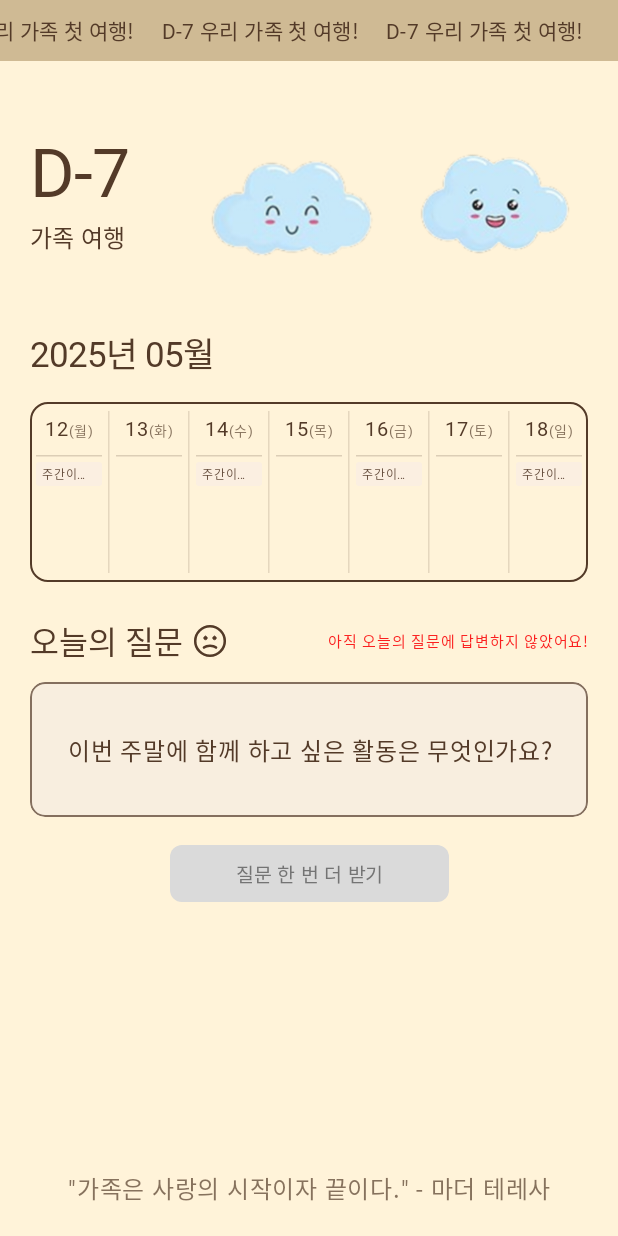
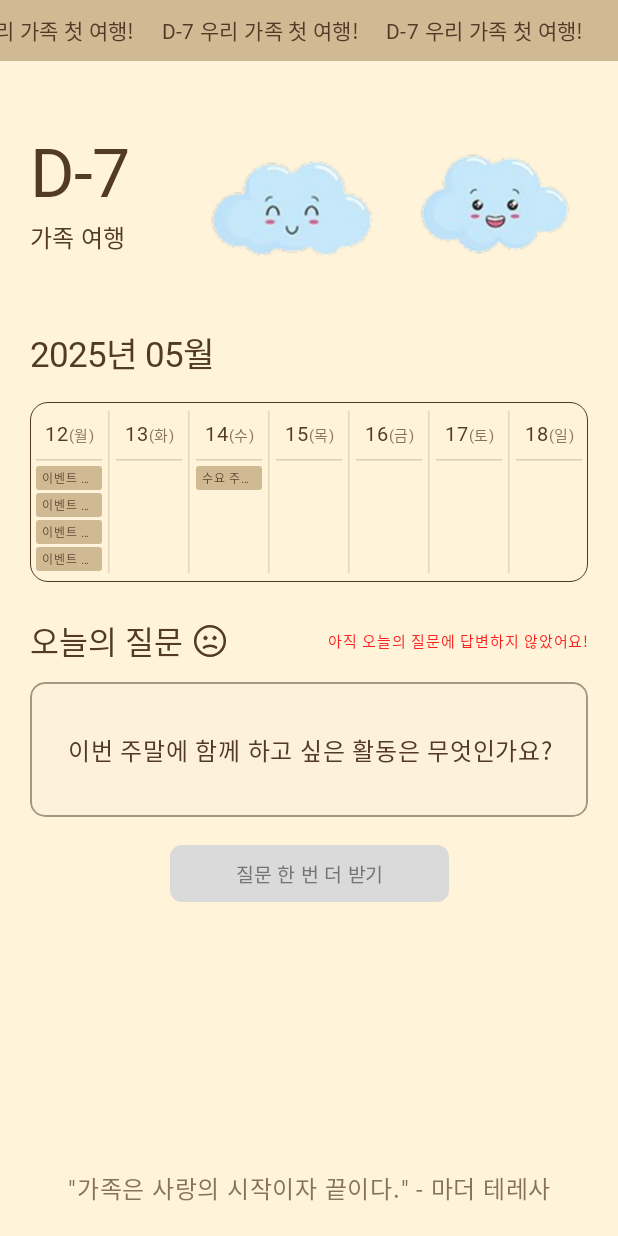
Before and after one commit to sujinhyeon/swusoftware, an Android app built with Jetpack Compose: the @Preview function DefaultHomeScreenWeeklyPreview, on a phone screen of 412 x 824 dp. Run offline under Robolectric (Android 15) with nearby library versions, the phone set to English and light mode, and no system bars; Roboto replaces fonts that are not available here.

Commit message:
홈화면 90% 구현 완료
세부 기능 수정 및 디자인 디테일

```diff
--- a/app/src/main/java/com/example/daytogether/ui/home/HomeScreen.kt
+++ b/app/src/main/java/com/example/daytogether/ui/home/HomeScreen.kt
@@ -323,14 +323,33 @@ fun HomeScreen() {
 @Composable
 fun DefaultHomeScreenWeeklyPreview() {
     DaytogetherTheme {
-        val today = LocalDate.now()
+        val today = LocalDate.now() // 현재 날짜 (2025년 5월 15일 목요일)
+
+        // 4개의 이벤트를 포함할 샘플 이벤트 리스트
+        val fourEventsSample = listOf(
+            CalendarEvent(description = "이벤트 1: 아침 회의"),
+            CalendarEvent(description = "이벤트 2: 점심 약속"),
+            CalendarEvent(description = "이벤트 3: 프로젝트 작업"),
+            CalendarEvent(description = "이벤트 4: 저녁 운동")
+        )
+
         val previewWeeklyData = (0..6).map { dayOffset ->
-            val date = today.with(JavaDayOfWeek.MONDAY).plusDays(dayOffset.toLong())
+            val date = today.with(JavaDayOfWeek.MONDAY).plusDays(dayOffset.toLong()) // 이번 주 월요일부터 시작
+
+            // 첫 번째 날짜(월요일, dayOffset == 0)에만 4개의 이벤트를 넣고,
+            // 세 번째 날짜(수요일, dayOffset == 2)에는 1개의 이벤트를 넣어 비교
+            // 다른 날들은 기존 로직 유지 또는 빈 이벤트로 설정
+            val eventsForThisDay = when (dayOffset) {
+                0 -> fourEventsSample // 월요일에 4개 이벤트
+                2 -> listOf(CalendarEvent(description = "수요 주간이벤트")) // 수요일에 1개 이벤트
+                else -> emptyList() // 나머지 요일은 이벤트 없음 (또는 기존 로직: if(dayOffset % 2 == 0) ...)
+            }
+
             WeeklyCalendarDay(
                 date = date.dayOfMonth.toString(),
                 dayOfWeek = date.dayOfWeek.getDisplayName(TextStyle.SHORT, Locale.KOREAN),
                 isToday = date.isEqual(today),
-                events = if(dayOffset % 2 == 0) listOf(CalendarEvent(description = "주간이벤트")) else emptyList()
+                events = eventsForThisDay // 수정된 이벤트 리스트 사용
             )
         }
         ActualHomeScreenContent(
@@ -342,9 +361,12 @@ fun DefaultHomeScreenWeeklyPreview() {
             currentYearMonthFormatted = YearMonth.now().format(DateTimeFormatter.ofPattern("yyyy년 MM월", Locale.KOREAN)),
             isMonthlyView = false,
             selectedDateForDetails = null,
+            // eventsByDate는 주간 뷰에서는 직접 사용되지 않고 weeklyCalendarData를 통해 전달됩니다.
+            // 필요하다면 이 부분도 weeklyCalendarData와 일관성 있게 맞출 수 있지만,
+            // WeeklyCalendarView는 weeklyCalendarData.events를 직접 사용하므로 이 부분 수정은 필수는 아닙니다.
             eventsByDate = mapOf(
-                today.plusDays(1) to listOf(CalendarEvent(description = "미리보기 주간 이벤트 1")),
-                today.plusDays(3) to listOf(CalendarEvent(description = "미리보기 주간 이벤트 2"))
+                today.with(JavaDayOfWeek.MONDAY) to fourEventsSample, // 월요일 이벤트
+                today.with(JavaDayOfWeek.MONDAY).plusDays(2) to listOf(CalendarEvent(description = "수요 주간이벤트")) // 수요일 이벤트
             ),
             weeklyCalendarData = previewWeeklyData,
             isQuestionAnsweredByAll = false,
@@ -364,6 +386,7 @@ fun DefaultHomeScreenWeeklyPreview() {
         )
     }
 }
+
 
 @Preview(showBackground = true, name = "홈 (월간 뷰)", widthDp = 390, heightDp = 844)
 @Composable
--- a/app/src/main/java/com/example/daytogether/ui/home/composables/DayCellNew.kt
+++ b/app/src/main/java/com/example/daytogether/ui/home/composables/DayCellNew.kt
@@ -1,5 +1,8 @@
 package com.example.daytogether.ui.home.composables
 
+import androidx.compose.ui.tooling.preview.Preview // Preview 사용시
+import androidx.compose.runtime.Composable
+import com.example.daytogether.ui.theme.DaytogetherTheme // 사용자 정의 테마
 import androidx.compose.foundation.background
 import androidx.compose.foundation.layout.Arrangement
 import androidx.compose.foundation.layout.Column
@@ -10,7 +13,6 @@ import androidx.compose.foundation.shape.RoundedCornerShape
 import androidx.compose.material3.HorizontalDivider
 import androidx.compose.material3.MaterialTheme
 import androidx.compose.material3.Text
-import androidx.compose.runtime.Composable
 import androidx.compose.ui.Alignment
 import androidx.compose.ui.Modifier
 import androidx.compose.ui.text.SpanStyle
@@ -23,27 +25,33 @@ import androidx.compose.ui.unit.dp
 import androidx.compose.ui.unit.sp
 import com.example.daytogether.data.model.CalendarEvent // CalendarEvent 모델 클래스 import
 import com.example.daytogether.data.model.WeeklyCalendarDay // WeeklyCalendarDay 모델 클래스 import
+import com.example.daytogether.ui.theme.AnniversaryBoardBackground // <<< 수정된 배경색 import (이미 같은 패키지라 자동 인식될 수 있음)
 import com.example.daytogether.ui.theme.TextPrimary // TextPrimary 테마 색상 import
+import androidx.compose.foundation.layout.Spacer
+import androidx.compose.foundation.layout.height
 
 @Composable
 fun DayCellNew(
     dateData: WeeklyCalendarDay,
     modifier: Modifier = Modifier
-    // 만약 날짜 셀 클릭 이벤트를 추가하고 싶다면 여기에 onClick: () -> Unit 파라미터를 추가할 수 있습니다.
 ) {
     Column(
         horizontalAlignment = Alignment.CenterHorizontally,
         modifier = modifier
-            .fillMaxHeight() // 부모 Row의 높이를 따름
-            .padding(horizontal = 4.dp, vertical = 6.dp), // 셀 내부 상하 패딩 조정
-        verticalArrangement = Arrangement.Top
+            .fillMaxHeight()
+            // horizontal 패딩을 늘려서 셀 내부의 좌우 여백을 더 줍니다. (예: 4.dp -> 6.dp 또는 8.dp)
+            .padding(horizontal = 4.dp, vertical = 4.dp), // vertical 패딩도 유지하거나 조절
+        verticalArrangement = Arrangement.Top // 최상단 정렬은 유지
     ) {
+        // 날짜(요일) 텍스트와 셀 상단 사이에 약간의 여백을 추가하여 아래로 내립니다.
+        Spacer(modifier = Modifier.height(5.dp)) // << 추가: 상단 여백 (원하는 만큼 조절)
+
         // 상단: "숫자(요일)" 헤더
         val annotatedDateString = buildAnnotatedString {
             withStyle(style = SpanStyle(fontSize = 13.sp, color = TextPrimary, fontWeight = FontWeight.SemiBold)) {
                 append(dateData.date)
             }
-            withStyle(style = SpanStyle(fontSize = 9.sp, color = TextPrimary.copy(alpha = 0.7f))) {
+            withStyle(style = SpanStyle(fontSize = 10.sp, color = TextPrimary.copy(alpha = 0.7f))) {
                 append("(${dateData.dayOfWeek})")
             }
         }
@@ -52,27 +60,27 @@ fun DayCellNew(
             textAlign = TextAlign.Center,
             modifier = Modifier
                 .fillMaxWidth()
-                .padding(bottom = 2.dp) // 헤더와 구분선 사이 간격
+                .padding(bottom = 1.dp)
         )
 
         // 가로 구분선
         HorizontalDivider(
             modifier = Modifier
                 .fillMaxWidth()
-                .padding(vertical = 3.dp), // 구분선 위아래 간격 조정
+                .padding(vertical = 3.dp),
             thickness = 1.dp,
             color = TextPrimary.copy(alpha = 0.2f)
         )
 
-        // 하단: 이벤트 목록 (최대 3개)
+        // 하단: 이벤트 목록 (최대 4개)
         Column(
             modifier = Modifier
-                .weight(1f) // 남은 공간을 모두 차지하도록
+                .weight(1f)
                 .fillMaxWidth(),
             horizontalAlignment = Alignment.Start,
-            verticalArrangement = Arrangement.spacedBy(2.dp) // 이벤트 간 수직 간격
+            verticalArrangement = Arrangement.spacedBy(2.dp)
         ) {
-            dateData.events.take(3).forEach { event -> // 최대 3개의 이벤트 표시
+            dateData.events.take(4).forEach { event ->
                 Text(
                     text = event.description,
                     color = MaterialTheme.colorScheme.primary.copy(alpha = 0.9f),
@@ -81,8 +89,8 @@ fun DayCellNew(
                     overflow = TextOverflow.Ellipsis,
                     modifier = Modifier
                         .fillMaxWidth()
-                        .background(MaterialTheme.colorScheme.primaryContainer.copy(alpha = 0.2f), RoundedCornerShape(2.dp))
-                        .padding(horizontal = 4.dp, vertical = 2.dp) // 이벤트 내부 패딩
+                        .background(AnniversaryBoardBackground, RoundedCornerShape(2.dp))
+                        .padding(horizontal = 4.dp, vertical = 2.dp)
                 )
             }
         }
--- a/app/src/main/java/com/example/daytogether/ui/home/composables/TodayQuestionCard.kt
+++ b/app/src/main/java/com/example/daytogether/ui/home/composables/TodayQuestionCard.kt
@@ -24,8 +24,8 @@ fun TodayQuestionContentCard(questionText: String, modifier: Modifier = Modifier
             .fillMaxWidth()
             .defaultMinSize(minHeight = 90.dp)
             .clip(RoundedCornerShape(10.dp))
-            .background(MaterialTheme.colorScheme.surfaceVariant.copy(alpha=0.3f))
-            .border(BorderStroke(1.dp, TextPrimary.copy(alpha = 0.7f)), RoundedCornerShape(10.dp)),
+            .background(MaterialTheme.colorScheme.surfaceVariant.copy(alpha=0.1f))
+            .border(BorderStroke(1.dp, TextPrimary.copy(alpha = 0.5f)), RoundedCornerShape(10.dp)),
         contentAlignment = Alignment.Center
     ) {
         Text(
--- a/app/src/main/java/com/example/daytogether/ui/home/composables/WeeklyCalendarView.kt
+++ b/app/src/main/java/com/example/daytogether/ui/home/composables/WeeklyCalendarView.kt
@@ -14,16 +14,9 @@ import androidx.compose.runtime.Composable
 import androidx.compose.ui.Modifier
 import androidx.compose.ui.graphics.Color
 import androidx.compose.ui.unit.dp
-// ▼▼▼▼▼ 수정된 모델 import 경로 ▼▼▼▼▼
-import com.example.daytogether.data.model.WeeklyCalendarDay // << 수정된 경로!
-// 만약 CalendarEvent도 이 파일에서 직접 참조한다면, 경로 수정 필요
-// import com.example.daytogether.data.model.CalendarEvent
-// ▲▲▲▲▲ 수정된 모델 import 경로 ▲▲▲▲▲
+import com.example.daytogether.data.model.WeeklyCalendarDay
 import com.example.daytogether.ui.theme.TextPrimary
-// DayCellNew import 문 (경로 확인)
-// import com.example.daytogether.ui.home.composables.DayCellNew
 
-// 테두리 색상 정의 (사용자님이 알려주신 값)
 val WeeklyCalendarBorderColor = Color(0xFF533A28)
 
 @Composable
@@ -36,9 +29,10 @@ fun WeeklyCalendarView(
     Box(
         modifier = modifier
             .border( // 테두리 적용
-                width = 1.dp,
+                width = 0.5.dp,
                 color = WeeklyCalendarBorderColor,
                 shape = weeklyCalendarShape
+
             )
         // 배경색 없음, 내부 패딩 없음 (날짜 셀이 테두리에 바로 붙도록)
     ) {
```
